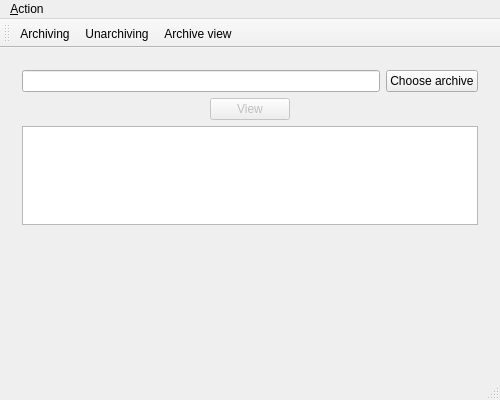
First picture: the form in app/main_window.ui, repository AndLvovSky/haf-archiver, before the edit.
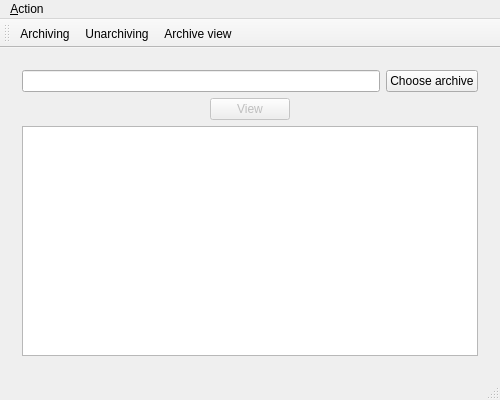
Second picture: the form after the edit. The open tabs and pages were chosen to show the change. Icons and pictures are not drawn.

Commit message: Add view archive action

```diff
--- a/app/main_window.ui
+++ b/app/main_window.ui
@@ -370,20 +370,14 @@
          </layout>
         </item>
         <item>
-         <widget class="QTableWidget" name="filesTableWidget"/>
-        </item>
-        <item>
-         <spacer name="verticalSpacer_3">
-          <property name="orientation">
-           <enum>Qt::Vertical</enum>
+         <widget class="QTableWidget" name="filesTableWidget">
+          <property name="sizePolicy">
+           <sizepolicy hsizetype="Expanding" vsizetype="MinimumExpanding">
+            <horstretch>0</horstretch>
+            <verstretch>0</verstretch>
+           </sizepolicy>
           </property>
-          <property name="sizeHint" stdset="0">
-           <size>
-            <width>20</width>
-            <height>224</height>
-           </size>
-          </property>
-         </spacer>
+         </widget>
         </item>
        </layout>
       </widget>
```
Left out of the diff: 10 changed lines with no effect on the pictures. The commit also changes 1 other file.
